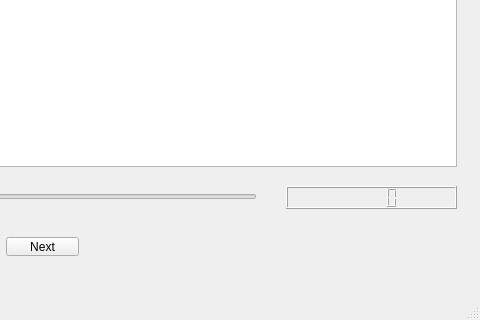
Before: the Qt Designer form qt/mainwindow.ui in python-discord/code-jam-4, drawn with Qt 5; both pictures show x 584 to 1064 and y 243 to 563 of the 1064 by 563 pixel window.
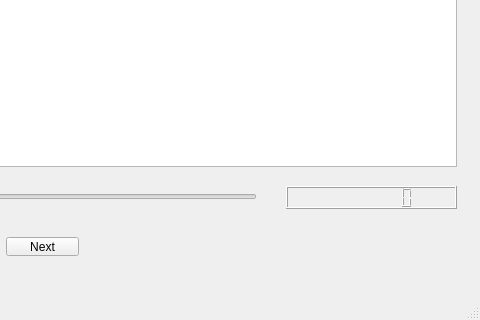
After: the same form once the commit is applied.

```diff
--- a/qt/mainwindow.ui
+++ b/qt/mainwindow.ui
@@ -79,6 +79,15 @@
       <height>23</height>
      </rect>
     </property>
+    <property name="toolTip">
+     <string>&lt;html&gt;&lt;head/&gt;&lt;body&gt;&lt;p&gt;Time remaining for the current track, in hexadecimal seconds.&lt;/p&gt;&lt;/body&gt;&lt;/html&gt;</string>
+    </property>
+    <property name="digitCount">
+     <number>8</number>
+    </property>
+    <property name="mode">
+     <enum>QLCDNumber::Hex</enum>
+    </property>
    </widget>
   </widget>
   <widget class="QMenuBar" name="menu_bar">
```
